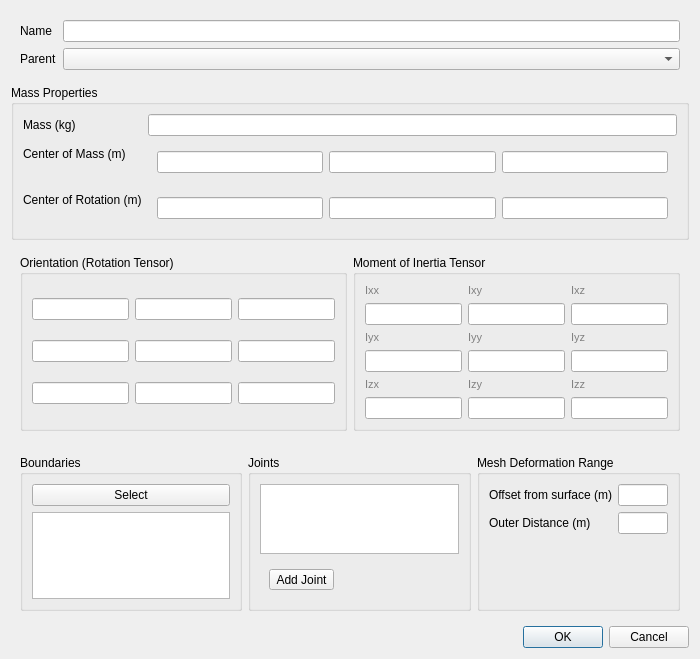
Before: the Qt Designer form baramFlow/view/setup/dynamic_mesh/rigid_body_dynamics/body_dialog.ui in xupeiwust/baram, drawn with Qt 5.
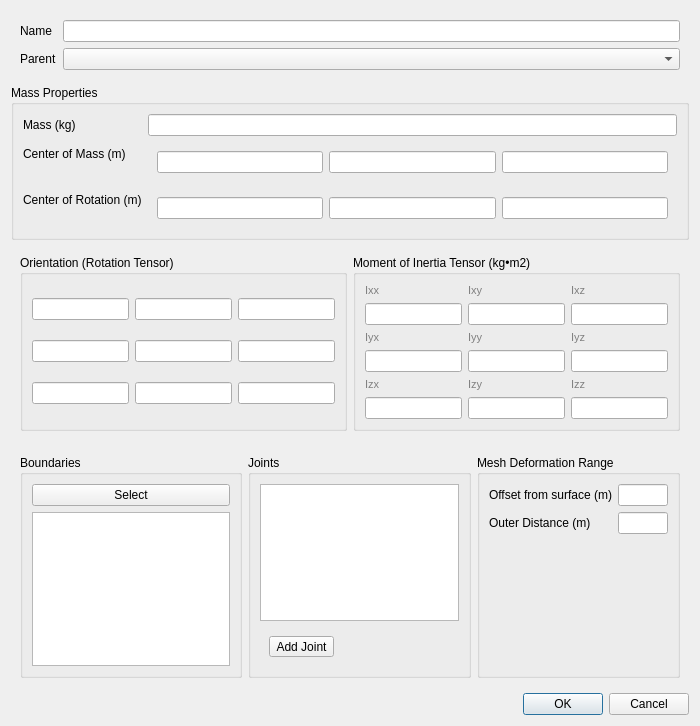
After: the same form once the commit is applied. Custom widgets are drawn as their Qt base class.

```diff
--- a/baramFlow/view/setup/dynamic_mesh/rigid_body_dynamics/body_dialog.ui
+++ b/baramFlow/view/setup/dynamic_mesh/rigid_body_dynamics/body_dialog.ui
@@ -7,7 +7,7 @@
     <x>0</x>
     <y>0</y>
     <width>700</width>
-    <height>600</height>
+    <height>726</height>
    </rect>
   </property>
   <property name="minimumSize">
@@ -151,7 +151,7 @@
      <item>
       <widget class="QGroupBox" name="moiGroup">
        <property name="title">
-        <string>Moment of Inertia Tensor</string>
+         <string>Moment of Inertia Tensor (kg•m2)</string>
        </property>
        <layout class="QGridLayout" name="moiGrid">
         <item row="0" column="0">
```
Left out of the diff: 6 changed lines with no effect on the pictures. Lines whose indentation alone changed are shown as unchanged.
